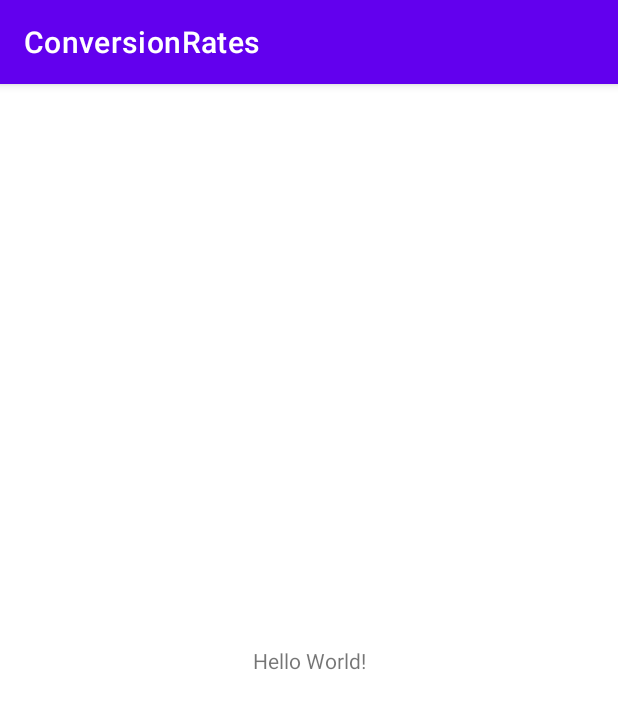
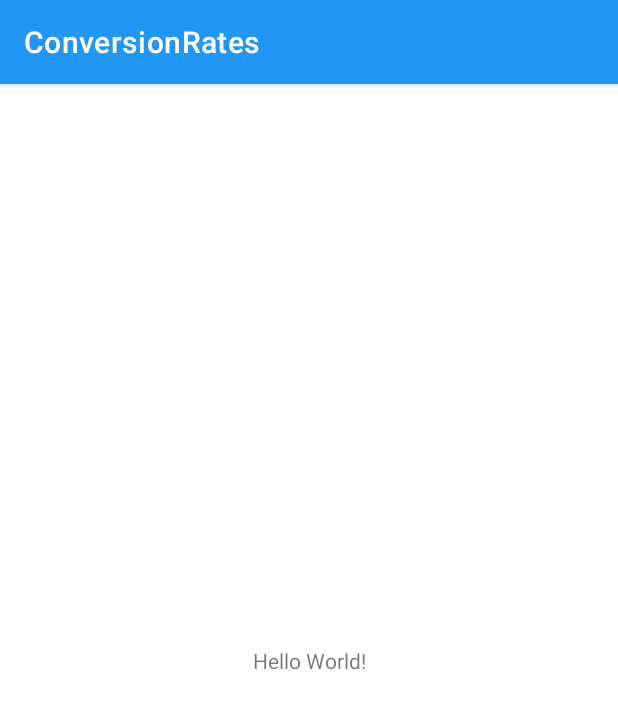
Before and after one commit to haroldcalayan/ConversionRates, an Android app: the screen it shows after launch (MainActivity), on a phone screen of 412 x 824 dp. Shown: the top 709 px of the screen. Run offline under Robolectric (Android 15) with nearby library versions, the phone set to English and light mode, and no system bars.

Commit message:
:sparkles: Add app colors and themes

```diff
--- a/app/src/main/res/values-night/themes.xml
+++ b/app/src/main/res/values-night/themes.xml
@@ -2,13 +2,10 @@
     <!-- Base application theme. -->
     <style name="Theme.ConversionRates" parent="Theme.MaterialComponents.DayNight.DarkActionBar">
         <!-- Primary brand color. -->
-        <item name="colorPrimary">@color/purple_200</item>
-        <item name="colorPrimaryVariant">@color/purple_700</item>
-        <item name="colorOnPrimary">@color/black</item>
-        <!-- Secondary brand color. -->
-        <item name="colorSecondary">@color/teal_200</item>
-        <item name="colorSecondaryVariant">@color/teal_200</item>
-        <item name="colorOnSecondary">@color/black</item>
+        <item name="colorPrimary">@color/primaryColor</item>
+        <item name="colorPrimaryVariant">@color/primaryDarkColor</item>
+        <item name="colorOnPrimary">@color/secondaryColor</item>
+
         <!-- Status bar color. -->
         <item name="android:statusBarColor" tools:targetApi="l">?attr/colorPrimaryVariant</item>
         <!-- Customize your theme here. -->
--- a/app/src/main/res/values/colors.xml
+++ b/app/src/main/res/values/colors.xml
@@ -7,4 +7,9 @@
     <color name="teal_700">#FF018786</color>
     <color name="black">#FF000000</color>
     <color name="white">#FFFFFFFF</color>
+
+    <color name="primaryDarkColor">#1976D2</color>
+    <color name="primaryColor">#2196F3</color>
+    <color name="secondaryColor">#03A9F4</color>
+
 </resources>
--- a/app/src/main/res/values/themes.xml
+++ b/app/src/main/res/values/themes.xml
@@ -2,13 +2,10 @@
     <!-- Base application theme. -->
     <style name="Theme.ConversionRates" parent="Theme.MaterialComponents.DayNight.DarkActionBar">
         <!-- Primary brand color. -->
-        <item name="colorPrimary">@color/purple_500</item>
-        <item name="colorPrimaryVariant">@color/purple_700</item>
-        <item name="colorOnPrimary">@color/white</item>
-        <!-- Secondary brand color. -->
-        <item name="colorSecondary">@color/teal_200</item>
-        <item name="colorSecondaryVariant">@color/teal_700</item>
-        <item name="colorOnSecondary">@color/black</item>
+        <item name="colorPrimary">@color/primaryColor</item>
+        <item name="colorPrimaryVariant">@color/primaryDarkColor</item>
+        <item name="colorOnPrimary">@color/secondaryColor</item>
+
         <!-- Status bar color. -->
         <item name="android:statusBarColor" tools:targetApi="l">?attr/colorPrimaryVariant</item>
         <!-- Customize your theme here. -->
```
